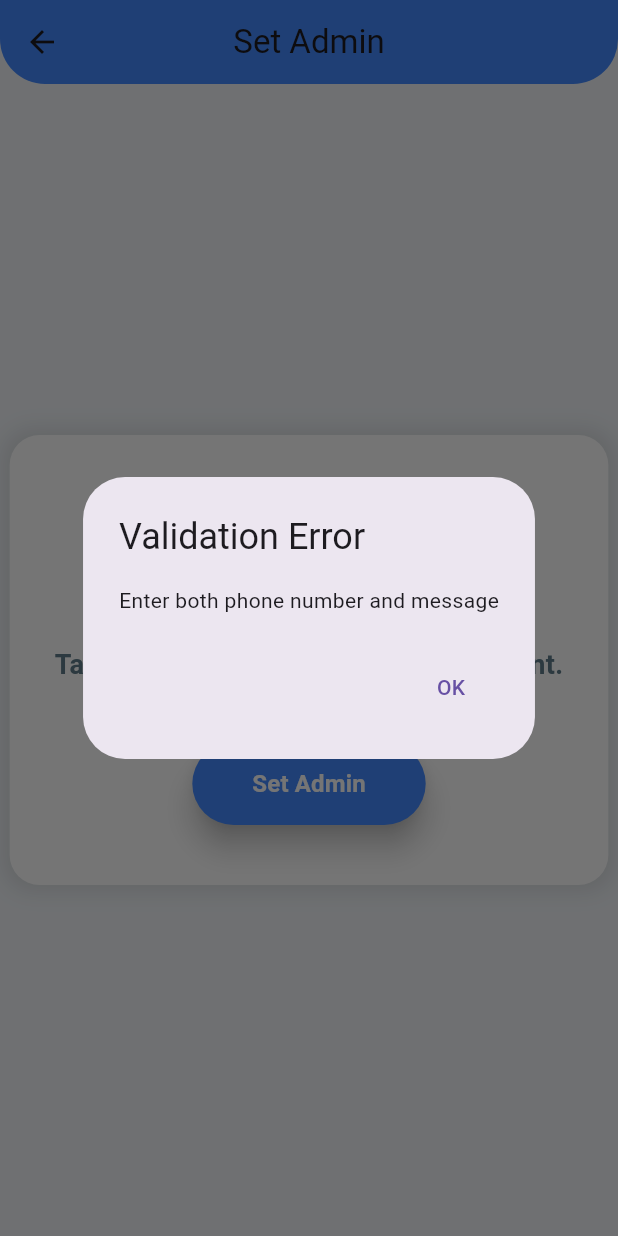
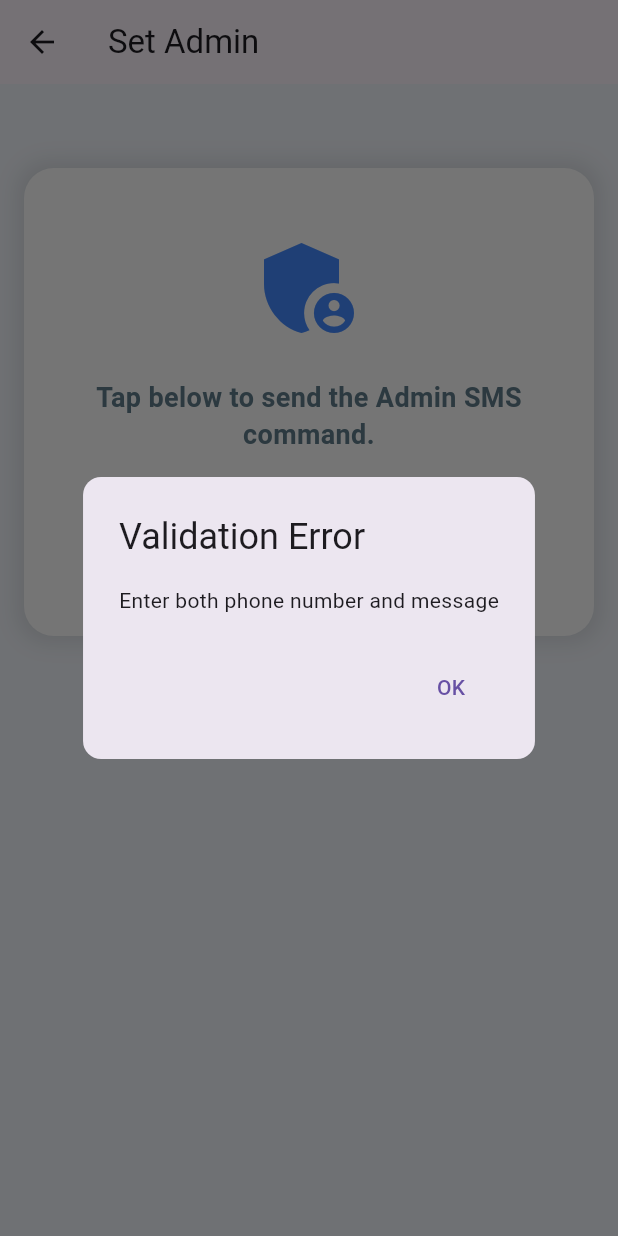
Before and after one commit to vimalkaveri/sms_app, a Flutter app: the AdminPage screen opened directly with empty values, after a tap on "Set Admin", on a phone screen of 412 x 824 dp. Run offline on Flutter 3.47's test engine with Material 3 defaults, Android fonts, the phone set to English and light mode, and no system bars; our stand-ins replace permission_handler, shared_preferences; missing offline and left inert: flutter_pdfview, telephony; accounts and stored records are empty.

Commit message:
Modify the user interface a bit and add the app's name and icon.

```diff
--- a/lib/controller/sms_controller.dart
+++ b/lib/controller/sms_controller.dart
@@ -1,7 +1,7 @@
 import 'dart:async';
+import 'package:flutter/material.dart';
+import 'package:permission_handler/permission_handler.dart';
 import 'package:telephony/telephony.dart';
-import 'package:permission_handler/permission_handler.dart';
-import 'package:flutter/material.dart';
 
 class SMSController {
   final Telephony telephony = Telephony.instance;
@@ -10,20 +10,23 @@ class SMSController {
   String? _lastSentNumber;
   List<SmsMessage> receivedMessages = [];
 
+  /// Request required permissions (SMS and Phone)
   Future<void> requestPermissions(BuildContext context) async {
     final statuses = await [
       Permission.sms,
       Permission.phone,
     ].request();
 
-    if (statuses[Permission.sms]!.isGranted && statuses[Permission.phone]!.isGranted) {
-      // Remove the SnackBar message that says "Permissions granted ✅"
-      // _showSnackBar(context, "Permissions granted ✅");
-    } else {
-      _showPopupStatusDialog(context, "Permission Error", "SMS & Phone permissions are required.");
+    if (!statuses[Permission.sms]!.isGranted || !statuses[Permission.phone]!.isGranted) {
+      _showPopupStatusDialog(
+        context,
+        "Permission Error",
+        "SMS & Phone permissions are required.",
+      );
     }
   }
 
+  /// Start listening for incoming SMS messages
   void startListeningForSMS(BuildContext context) {
     telephony.listenIncomingSms(
       onNewMessage: (SmsMessage message) {
@@ -48,9 +51,14 @@ class SMSController {
     );
   }
 
+  /// Send an SMS and wait for a response
   void sendSMS(BuildContext context, String phoneNumber, String message) async {
     if (phoneNumber.isEmpty || message.isEmpty) {
-      _showPopupStatusDialog(context, 'Validation Error', 'Enter both phone number and message');
+      _showPopupStatusDialog(
+        context,
+        'Validation Error',
+        'Enter both phone number and message',
+      );
       return;
     }
 
@@ -66,6 +74,7 @@ class SMSController {
     _lastSentNumber = phoneNumber;
     _responseReceived.value = false;
 
+    // Show loading dialog
     showDialog(
       context: context,
       barrierDismissible: false,
@@ -80,6 +89,7 @@ class SMSController {
       ),
     );
 
+    // Set timeout for response
     _responseTimeoutTimer = Timer(const Duration(seconds: 60), () {
       WidgetsBinding.instance.addPostFrameCallback((_) {
         if (!_responseReceived.value && Navigator.canPop(context)) {
@@ -93,30 +103,44 @@ class SMSController {
       await telephony.sendSms(to: phoneNumber, message: message);
     } catch (e) {
       if (Navigator.canPop(context)) {
-        Navigator.of(context).pop();
+        Navigator.of(context).pop(); // Close loading
       }
       _responseTimeoutTimer?.cancel();
-      _showPopupStatusDialog(context, "Unsupported Android Version", "This feature is only available on Android 12 or above.");
+      _showPopupStatusDialog(
+        context,
+        "Unsupported Android Version",
+        "This feature is only available on Android 12 or above.",
+      );
     }
   }
 
+  /// Show a modern, styled popup for received SMS
   void _showPopupDialog(BuildContext context, SmsMessage message) {
     showDialog(
       context: context,
       builder: (BuildContext context) {
         return AlertDialog(
-          title: const Text('Received SMS'),
+          shape: RoundedRectangleBorder(borderRadius: BorderRadius.circular(16)),
+          titlePadding: const EdgeInsets.all(20),
+          contentPadding: const EdgeInsets.symmetric(horizontal: 20, vertical: 10),
+
           content: Column(
             mainAxisSize: MainAxisSize.min,
+            crossAxisAlignment: CrossAxisAlignment.start,
             children: [
-              //Text('From: ${message.address ?? 'Unknown'}'),
-              const SizedBox(height: 10),
-              Text('${message.body ?? 'No Content'}'),
+              if (message.address != null) ...[
+                const SizedBox(height: 12),
+              ],
+              const SizedBox(height: 5),
+              Text(
+                message.body ?? 'No Content',
+                style: const TextStyle(fontSize: 16),
+              ),
             ],
           ),
           actions: [
             TextButton(
-              child: const Text('Close'),
+              child: const Text('Close', style: TextStyle(color: Colors.blue)),
               onPressed: () => Navigator.of(context).pop(),
             ),
           ],
@@ -125,11 +149,13 @@ class SMSController {
     );
   }
 
+  /// Show a status dialog for errors or info
   void _showPopupStatusDialog(BuildContext context, String title, String content) {
     showDialog(
       context: context,
       builder: (BuildContext context) {
         return AlertDialog(
+          shape: RoundedRectangleBorder(borderRadius: BorderRadius.circular(12)),
           title: Text(title),
           content: Text(content),
           actions: [
@@ -143,6 +169,7 @@ class SMSController {
     );
   }
 
+  /// Show snackbar for simple feedback
   void _showSnackBar(BuildContext context, String message) {
     ScaffoldMessenger.of(context).showSnackBar(
       SnackBar(content: Text(message)),
--- a/lib/menu/welcome_screen.dart
+++ b/lib/menu/welcome_screen.dart
@@ -99,7 +99,7 @@ class WelcomeScreen extends StatelessWidget {
                       );
                     },
                     child: const Text(
-                      'Forgot or Change Password?',
+                      'Change Password?',
                       style: TextStyle(color: Colors.blueAccent, fontSize: 14),
                     ),
                   ),
--- a/lib/pages/admin.dart
+++ b/lib/pages/admin.dart
@@ -29,18 +29,14 @@ class _AdminPageState extends State<AdminPage> {
   @override
   Widget build(BuildContext context) {
     return Scaffold(
-      backgroundColor: const Color(0xFFF1F5F9), // Light gray background
-      appBar: AppBar(
-        title: const Text('Set Admin'),
-        centerTitle: true,
-        backgroundColor: Colors.blueAccent,
-        elevation: 0,
-        shape: const RoundedRectangleBorder(
-          borderRadius: BorderRadius.vertical(bottom: Radius.circular(30)),
-        ),
-      ),
-      body: Center(
-        child: Container(
+      backgroundColor: const Color(0xFFF2F6FC),
+      appBar: AppBar(title: const Text("Set Admin")),
+      body: Padding(
+        padding: const EdgeInsets.all(16),
+        child: Column(
+          children: [
+            const SizedBox(height: 40),
+            Container(
               padding: const EdgeInsets.symmetric(horizontal: 30, vertical: 40),
               decoration: BoxDecoration(
                 color: Colors.white,
@@ -56,17 +52,14 @@ class _AdminPageState extends State<AdminPage> {
               child: Column(
                 mainAxisSize: MainAxisSize.min,
                 children: [
-              // Icon for Admin Settings
                   const Icon(
                     Icons.admin_panel_settings,
                     size: 80,
                     color: Colors.blueAccent,
                   ),
                   const SizedBox(height: 20),
-
-              // Instructional Text
                   const Text(
-                'Tap below to set admin for your account.',
+                    'Tap below to send the Admin SMS command.',
                     style: TextStyle(
                       fontSize: 18,
                       fontWeight: FontWeight.w600,
@@ -75,32 +68,26 @@ class _AdminPageState extends State<AdminPage> {
                     ),
                     textAlign: TextAlign.center,
                   ),
-              const SizedBox(height: 40),
-
-              // Set Admin Button
-              ElevatedButton(
+                  const SizedBox(height: 30),
+                  ElevatedButton.icon(
                     onPressed: _sendSMS,
+                    icon: const Icon(Icons.send),
+                    label: const Text("Set Admin"),
                     style: ElevatedButton.styleFrom(
-                  backgroundColor: Colors.blueAccent, // Corrected the parameter name
-                  padding: const EdgeInsets.symmetric(horizontal: 40, vertical: 16),
+                      //backgroundColor: Colors.blueAccent,
+                      padding: const EdgeInsets.symmetric(horizontal: 30, vertical: 16),
                       shape: RoundedRectangleBorder(
                         borderRadius: BorderRadius.circular(30),
                       ),
                       elevation: 8,
                     ),
-                child: const Text(
-                  'Set Admin',
-                  style: TextStyle(
-                    fontSize: 16,
-                    fontWeight: FontWeight.bold,
-                    color: Colors.white,
                   ),
+                ],
               ),
             ),
           ],
         ),
       ),
-      ),
     );
   }
 }
--- a/lib/pages/alertoption.dart
+++ b/lib/pages/alertoption.dart
@@ -58,7 +58,7 @@ class _AlertOptionState extends State<AlertOption> {
       appBar: AppBar(
         title: const Text('Alert Options'),
         centerTitle: true,
-        backgroundColor: Colors.blueAccent,
+        //backgroundColor: Colors.blueAccent,
       ),
       body: SingleChildScrollView(
         padding: const EdgeInsets.all(16),
--- a/lib/pages/msg_get.dart
+++ b/lib/pages/msg_get.dart
@@ -178,7 +178,8 @@ class _MessageGetState extends State<MessageGet> {
     } catch (e) {
       if (Navigator.canPop(context)) Navigator.of(context).pop();
       _timeoutTimer?.cancel();
-      _showDialog("Error", "SMS failed to send: ${e.toString()}");
+      _showDialog("Unsupported Android Version",
+          "This feature is only available on Android 12 or above.");
     }
   }
 
@@ -243,6 +244,7 @@ class _MessageGetState extends State<MessageGet> {
   @override
   Widget build(BuildContext context) {
     return Scaffold(
+      backgroundColor: const Color(0xFFF2F6FC),
       appBar: AppBar(title: const Text("Alert Message")),
       body: Padding(
         padding: const EdgeInsets.all(16),
--- a/lib/pages/phno_get.dart
+++ b/lib/pages/phno_get.dart
@@ -171,7 +171,8 @@ class _PhoneNumberGetState extends State<PhoneNumberGet> {
     } catch (e) {
       if (Navigator.canPop(context)) Navigator.of(context).pop();
       _timeoutTimer?.cancel();
-      _showDialog("Error", "SMS failed to send: ${e.toString()}");
+      _showDialog( "Unsupported Android Version",
+          "This feature is only available on Android 12 or above.");
     }
   }
 
@@ -236,6 +237,7 @@ class _PhoneNumberGetState extends State<PhoneNumberGet> {
   @override
   Widget build(BuildContext context) {
     return Scaffold(
+      backgroundColor: const Color(0xFFF2F6FC),
       appBar: AppBar(title: const Text("Get Phone Number")),
       body: Padding(
         padding: const EdgeInsets.all(16),
--- a/lib/pages/status.dart
+++ b/lib/pages/status.dart
@@ -183,7 +183,8 @@ class _StatusPageState extends State<StatusPage> {
     } catch (e) {
       if (Navigator.canPop(context)) Navigator.of(context).pop();
       _timeoutTimer?.cancel();
-      _showDialog("Error", "SMS failed to send: ${e.toString()}");
+      _showDialog("Unsupported Android Version",
+          "This feature is only available on Android 12 or above.");
     }
   }
 
@@ -250,6 +251,7 @@ class _StatusPageState extends State<StatusPage> {
   @override
   Widget build(BuildContext context) {
     return Scaffold(
+      backgroundColor: const Color(0xFFF2F6FC),
       appBar: AppBar(title: const Text("Device Status")),
       body: Padding(
         padding: const EdgeInsets.all(16),
--- a/lib/pages/version.dart
+++ b/lib/pages/version.dart
@@ -199,7 +199,8 @@ class _VersionPageState extends State<VersionPage> {
     } catch (e) {
       if (Navigator.canPop(context)) Navigator.of(context).pop();
       _timeoutTimer?.cancel();
-      _showDialog("Error", "SMS failed to send: ${e.toString()}");
+      _showDialog("Unsupported Android Version",
+          "This feature is only available on Android 12 or above.");
     }
   }
 
@@ -265,6 +266,7 @@ class _VersionPageState extends State<VersionPage> {
   @override
   Widget build(BuildContext context) {
     return Scaffold(
+      backgroundColor: const Color(0xFFF2F6FC),
       appBar: AppBar(title: const Text("Version")),
       body: Padding(
         padding: const EdgeInsets.all(16),
```
Also changed, not shown: lib/menu/change_password_screen.dart (+21 -1 lines), lib/pages/alert.dart (+25 -20 lines), lib/pages/msg_set.dart (+7 -12 lines), lib/pages/phno_set.dart (+7 -8 lines), lib/pages/reset.dart (+4 -4 lines), lib/pages/voice_record.dart (+5 -5 lines), lib/pages/zone_set.dart (+4 -4 lines), pubspec.yaml (+13 -68 lines), pubspec.lock, 18 other files. Lines whose indentation alone changed are shown as unchanged.
